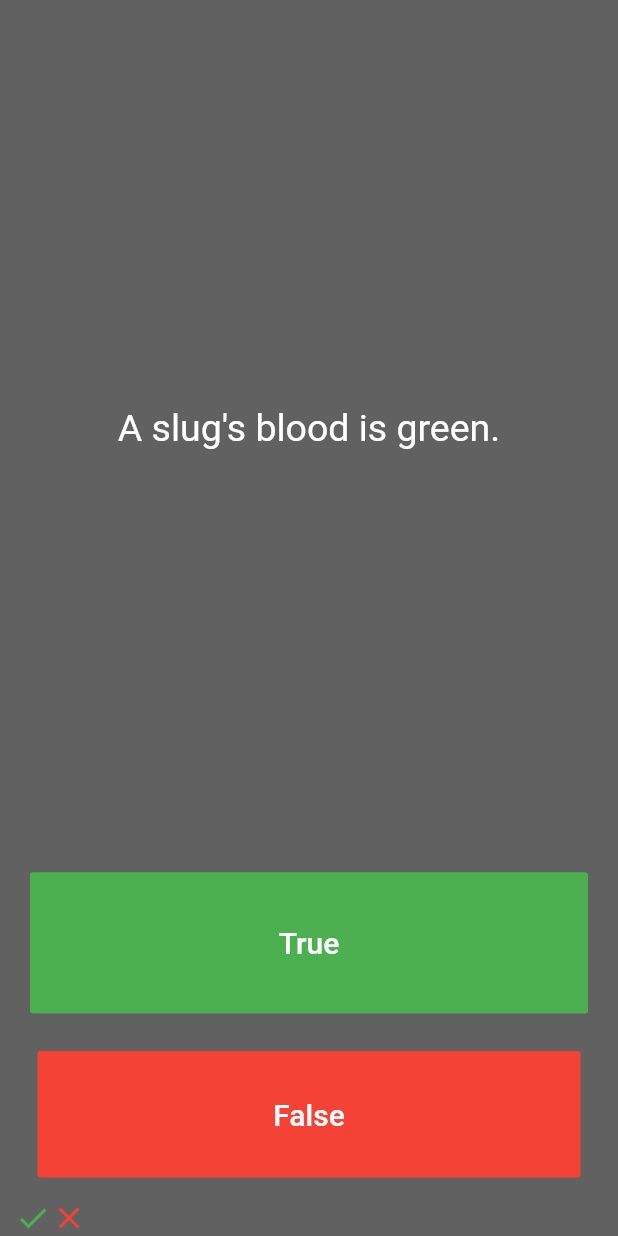
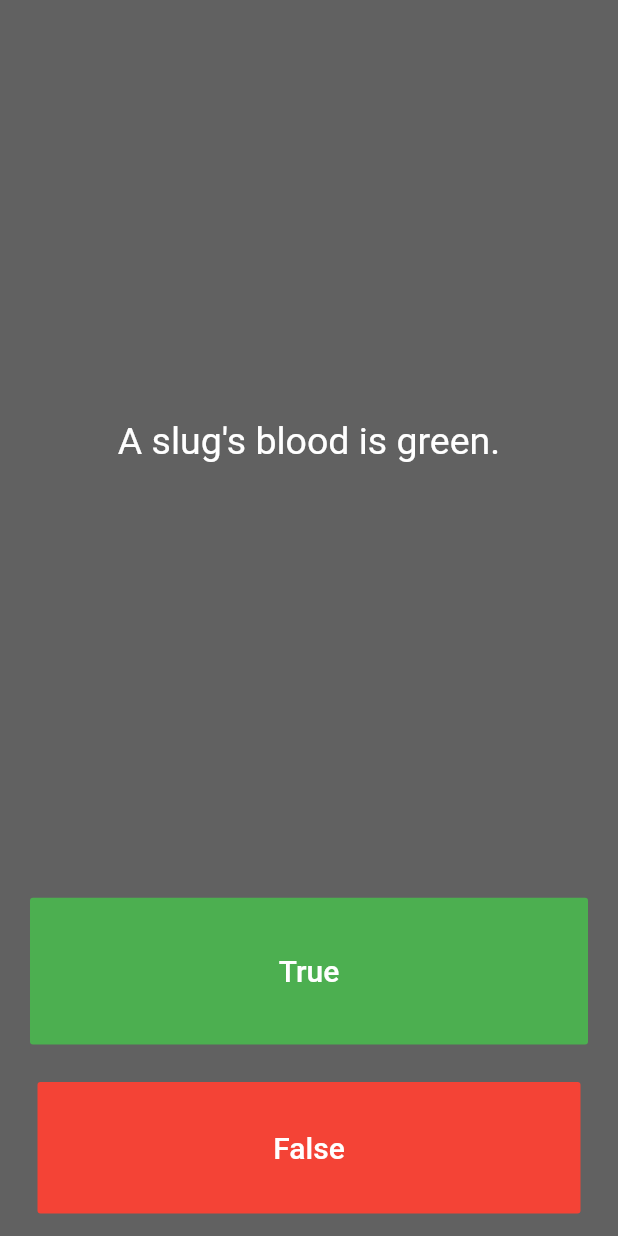
Before and after one commit to apphow/question_and_answer, a Flutter app: the screen it shows after launch, after a tap on "True", after a tap on "False", on a phone screen of 412 x 824 dp. Run offline on Flutter 3.47's test engine with Material 2 defaults, Android fonts, the phone set to English and light mode, and no system bars.

Commit message:
created question.dart file, Question class for  new question object creation, with questionText and questionAnswer properties. Created a question and answer list in main.dart

```diff
--- a/lib/main.dart
+++ b/lib/main.dart
@@ -1,4 +1,6 @@
 import 'package:flutter/material.dart';
+// import question.dart file here
+import 'question.dart';
 
 void main() {
   runApp(Questions());
@@ -28,23 +30,23 @@
 }
 
 class _QuestionPageState extends State<QuestionPage> {
-  List<Widget> runningScore = [
-    Icon(
-      Icons.check,
-      color: Colors.green,
-    ),
-    Icon(
-      Icons.close,
-      color: Colors.red,
-    )
+  List<Widget> runningScore = [];
+
+  // answer index will correspond with the question index
+
+  // Create the new question object from question.dart constructor
+
+  List<Question> questionList = [
+    Question(q: 'A cow can be lead down stairs but not up stairs?', a: false),
+    Question(
+        q: 'Approximately one quarter of human bones are in the feet.',
+        a: true),
+    Question(q: 'A slug\'s blood is green.', a: true),
   ];
 
-  List<String> questions = [
-    'Can a cow go up and down stairs?',
-    'Approximately one quarter of human bones are in the feet.',
-    'A slug\'s blood is green.'
-  ];
-
+  // this variable will track where we are in the question list, starting
+  // from 0, and our Text widgets below will call the question,
+  // and advance to the next question
   int questionNumber = 0;
 
   @override
@@ -59,7 +61,9 @@
             padding: EdgeInsets.all(10.0),
             child: Center(
               child: Text(
-                questions[questionNumber],
+                //the text displayed comes from the list of questions
+                // at this index [questionNumber]
+                questionList[questionNumber].questionText,
                 textAlign: TextAlign.center,
                 style: TextStyle(
                   fontSize: 25.0,
@@ -83,6 +87,15 @@
                 ),
               ),
               onPressed: () {
+                // use setState to update question number and to update
+                // the screen when the user presses true of false button
+                bool correctAnswer =
+                    questionList[questionNumber].questionAnswer;
+                if (correctAnswer == true) {
+                  print("Yep, that's right!");
+                } else {
+                  print("Oops, wrong answer!");
+                }
                 setState(
                   () {
                     questionNumber++;
@@ -106,6 +119,13 @@
                 ),
               ),
               onPressed: () {
+                bool correctAnswer =
+                    questionList[questionNumber].questionAnswer;
+                if (correctAnswer == false) {
+                  print("That's correct! You're smart!");
+                } else {
+                  print("I'm sorry, that's not the right answer!");
+                }
                 setState(
                   () {
                     questionNumber++;
--- /dev/null
+++ b/lib/question.dart
@@ -0,0 +1,16 @@
+// this class will have the properties that all questions
+// should have, The questionText, and questionAnswer
+
+class Question {
+  String questionText;
+  bool questionAnswer;
+
+  // give these variables a value when we create a new question
+  // using a constructor
+
+  Question({String q, bool a}) {
+    questionText = q;
+    questionAnswer = a;
+  }
+  //now we can use the constructor to create a new question object in our main.dart
+}
```
